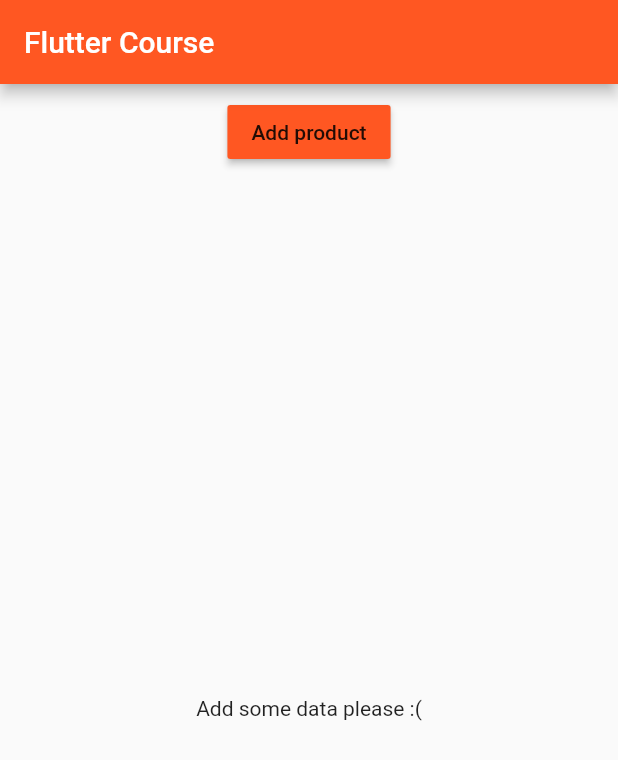
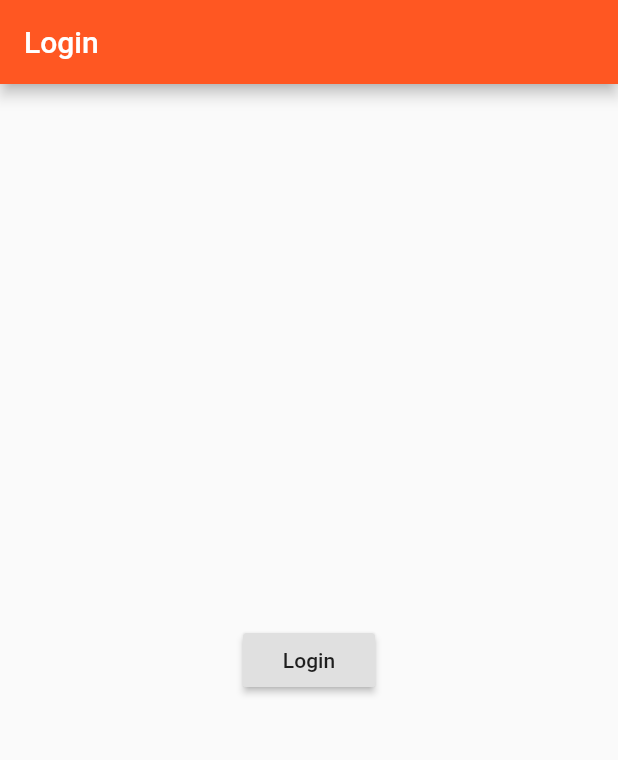
Before and after one commit to ardiibas/flutter_course, a Flutter app: the screen it shows after launch, on a phone screen of 412 x 824 dp. Shown: the top 760 px of the screen. Run offline on Flutter 3.47's test engine with Material 2 defaults, Android fonts, the phone set to English and light mode, and no system bars.

Commit message:
add simple login

```diff
--- a/lib/main.dart
+++ b/lib/main.dart
@@ -1,7 +1,7 @@
 import 'package:flutter/material.dart';
 // import 'package:flutter/rendering.dart';
 
-import './pages/home.dart';
+import './pages/auth.dart';
 
 main() {
   /*
@@ -22,7 +22,7 @@ class MyApp extends StatelessWidget {
       theme: ThemeData(
           primarySwatch: Colors.deepOrange,
           accentColor: Colors.deepPurpleAccent),
-      home: HomePage(),
+      home: AuthPage(),
     );
   }
 }
--- /dev/null
+++ b/lib/pages/auth.dart
@@ -0,0 +1,27 @@
+import 'package:flutter/material.dart';
+
+import './home.dart';
+
+class AuthPage extends StatelessWidget {
+  @override
+  Widget build(BuildContext context) {
+    // TODO: implement build
+    return Scaffold(
+      appBar: AppBar(
+        title: Text("Login"),
+      ),
+      body: Center(
+        child: RaisedButton(
+          child: Text("Login"),
+          onPressed: () {
+            Navigator.pushReplacement(
+                context,
+                MaterialPageRoute(
+                  builder: (context) => HomePage(),
+                ));
+          },
+        ),
+      ),
+    );
+  }
+}
--- a/lib/products.dart
+++ b/lib/products.dart
@@ -6,7 +6,7 @@ class Products extends StatelessWidget {
   final List<Map<String, String>> products;
   final Function deleteProduct;
 
-  Products(this.products, {this.deleteProduct}){}
+  Products(this.products, {this.deleteProduct});
 
   Widget _buildProductItem(BuildContext context, int index) {
     return Card(
```
Also changed, not shown: lib/pages/product_detail.dart (+12 -4 lines).
